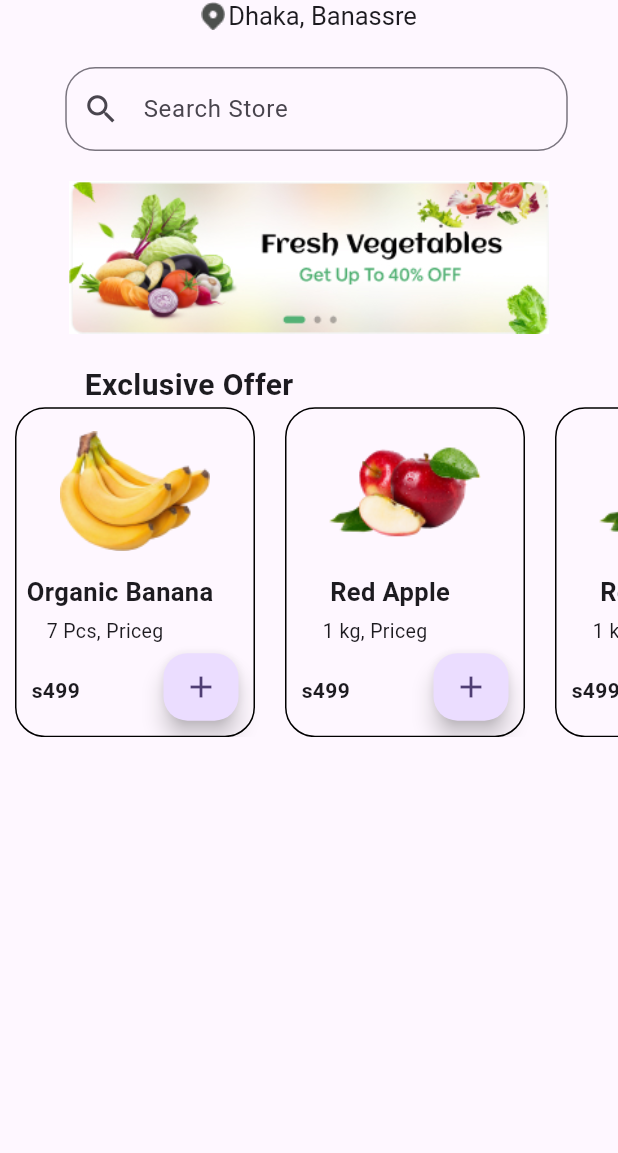
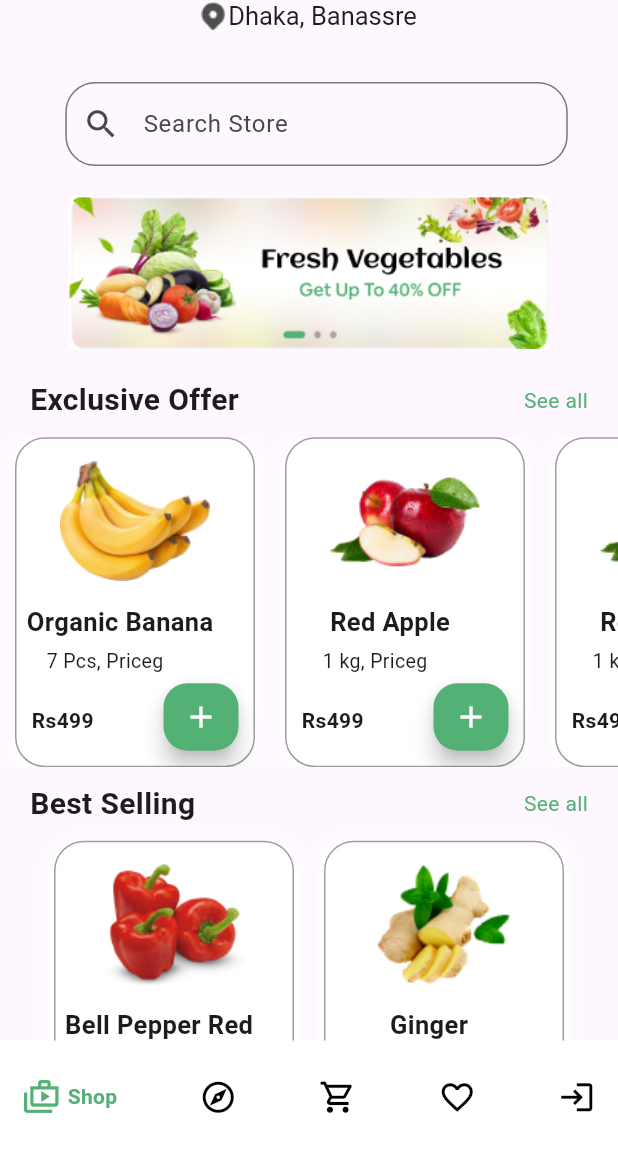
Before and after one commit to SyedEbad902/Grocery-App, a Flutter app: the HomeScreen screen opened directly, on a phone screen of 412 x 824 dp, the part 83-1236 px from its top. Run offline on Flutter 3.47's test engine with Material 3 defaults, Android fonts, the phone set to English and light mode, and no system bars; drawn by our look-alikes of google_nav_bar.

Commit message:
updated bottom navigation bar added

```diff
--- a/lib/custome_widgets.dart
+++ b/lib/custome_widgets.dart
@@ -1,3 +1,5 @@
+// ignore_for_file: prefer_typing_uninitialized_variables
+
 import 'package:flutter/material.dart';
 
 class CustomContainer extends StatelessWidget {
@@ -15,30 +17,38 @@ class CustomContainer extends StatelessWidget {
   @override
   Widget build(BuildContext context) {
     return Container(
-      margin: EdgeInsets.only(left: 10, right: 10),
+      margin: const EdgeInsets.only(left: 10, right: 10),
       height: 220,
       width: 160,
       decoration: BoxDecoration(
-          border: Border.all(color: Colors.black),
-          borderRadius: BorderRadius.circular(20)),
+        border: Border.all(color: Colors.grey),
+        borderRadius: BorderRadius.circular(20),
+        boxShadow: const [
+          BoxShadow(
+              color: Colors.white,
+              offset: Offset(0, 3),
+              blurRadius: 7,
+              spreadRadius: 4),
+        ],
+      ),
       child: Column(
         mainAxisAlignment: MainAxisAlignment.spaceEvenly,
         children: [
           Container(height: 100, child: Image.asset(image)),
           Padding(
-            padding: EdgeInsets.only(
+            padding: const EdgeInsets.only(
               right: 20,
             ),
             child: Text(
               name,
-              style: TextStyle(fontSize: 17, fontWeight: FontWeight.bold),
+              style: const TextStyle(fontSize: 17, fontWeight: FontWeight.bold),
             ),
           ),
           Padding(
-            padding: EdgeInsets.only(right: 40),
+            padding: const EdgeInsets.only(right: 40),
             child: Text(
               amount,
-              style: TextStyle(
+              style: const TextStyle(
                 fontSize: 13,
               ),
             ),
@@ -50,7 +60,7 @@ class CustomContainer extends StatelessWidget {
                 padding: const EdgeInsets.only(left: 10),
                 child: Text(
                   price,
-                  style: TextStyle(fontWeight: FontWeight.bold),
+                  style: const TextStyle(fontWeight: FontWeight.bold),
                 ),
               ),
               Container(
@@ -58,8 +68,12 @@ class CustomContainer extends StatelessWidget {
                 width: 60,
                 padding: const EdgeInsets.only(right: 10, bottom: 5),
                 child: FloatingActionButton(
+                  backgroundColor: const Color.fromRGBO(83, 177, 117, 5),
                   onPressed: () {},
-                  child: const Icon(Icons.add),
+                  child: const Icon(
+                    Icons.add,
+                    color: Colors.white,
+                  ),
                 ),
               )
             ],
--- a/lib/hom_screen.dart
+++ b/lib/hom_screen.dart
@@ -1,4 +1,5 @@
 import 'package:flutter/material.dart';
+import 'package:google_nav_bar/google_nav_bar.dart';
 import 'package:grocery_app/custome_widgets.dart';
 
 class HomeScreen extends StatefulWidget {
@@ -14,17 +15,46 @@ class _HomeScreenState extends State<HomeScreen> {
       'name': "Organic Banana",
       'amount': "7 Pcs, Priceg",
       "link": "assets/images/banana.png",
-      'price': "s499"
+      'price': "Rs499"
     },
     {
       'name': "Red Apple",
       'amount': "1 kg, Priceg",
       "link": "assets/images/apple.png",
+      'price': "Rs499"
+    },
+    {
+      'name': "Bell Pepper Red",
+      'amount': "1 kg, Priceg",
+      "link": "assets/images/Bell-pepper.png",
+      'price': "Rs499"
+    },
+    {
+      'name': "Ginger",
+      'amount': "250gm, Priceg",
+      "link": "assets/images/ginger.png",
       'price': "s499"
     }
   ];
+  @override
   Widget build(BuildContext context) {
     return Scaffold(
+      bottomNavigationBar: const GNav(
+        backgroundColor: Colors.white,
+        color: Colors.black,
+        activeColor: Color.fromRGBO(83, 177, 117, 5),
+        padding: EdgeInsets.symmetric(horizontal: 15, vertical: 25),
+        iconSize: 25,
+        gap: 5,
+        duration: Duration(milliseconds: 900),
+        tabs: [
+          GButton(icon: Icons.shop_2_outlined, text: "Shop"),
+          GButton(icon: Icons.explore_outlined, text: "Explore"),
+          GButton(icon: Icons.shopping_cart_outlined, text: "Cart"),
+          GButton(icon: Icons.favorite_outline, text: "Favroite"),
+          GButton(icon: Icons.login, text: "Account"),
+        ],
+      ),
       appBar: AppBar(
         centerTitle: true,
         title: Column(
@@ -49,13 +79,14 @@ class _HomeScreenState extends State<HomeScreen> {
         ),
         toolbarHeight: 100,
       ),
-      body: Column(
+      body: SingleChildScrollView(
+        child: Column(
           children: [
             Container(
               width: 345,
-            padding: const EdgeInsets.only(left: 10),
+              padding: const EdgeInsets.only(left: 10, top: 10),
               child: TextField(
-              obscureText: true,
+                // focusNode: _focusNode,
                 decoration: InputDecoration(
                     border: OutlineInputBorder(
                       borderRadius: BorderRadius.circular(20),
@@ -75,13 +106,26 @@ class _HomeScreenState extends State<HomeScreen> {
               width: 320,
             ),
             const SizedBox(height: 20),
+            Row(
+              mainAxisAlignment: MainAxisAlignment.spaceBetween,
+              children: [
                 Container(
-            margin: const EdgeInsets.only(right: 80),
-            padding: const EdgeInsets.only(right: 80),
+                  margin: const EdgeInsets.only(
+                    bottom: 10,
+                    left: 20,
+                  ),
                   child: const Text(
                     "Exclusive Offer",
                     style: TextStyle(fontSize: 20, fontWeight: FontWeight.bold),
                   ),
+                ),
+                Container(
+                    padding: const EdgeInsets.only(right: 20, bottom: 10),
+                    child: const Text(
+                      "See all",
+                      style: TextStyle(color: Color.fromRGBO(83, 177, 117, 5)),
+                    )),
+              ],
             ),
             SingleChildScrollView(
               scrollDirection: Axis.horizontal,
@@ -105,7 +149,45 @@ class _HomeScreenState extends State<HomeScreen> {
                       price: std[1]['price']),
                 ],
               ),
-          )
+            ),
+            Row(
+              mainAxisAlignment: MainAxisAlignment.spaceBetween,
+              children: [
+                Container(
+                  margin: const EdgeInsets.only(top: 10, left: 20, bottom: 10),
+                  child: const Text(
+                    "Best Selling",
+                    style: TextStyle(fontSize: 20, fontWeight: FontWeight.bold),
+                  ),
+                ),
+                Container(
+                    padding:
+                        const EdgeInsets.only(top: 10, right: 20, bottom: 10),
+                    child: const Text(
+                      "See all",
+                      style: TextStyle(color: Color.fromRGBO(83, 177, 117, 5)),
+                    ))
+              ],
+            ),
+            SingleChildScrollView(
+              scrollDirection: Axis.horizontal,
+              child: Row(
+                mainAxisAlignment: MainAxisAlignment.spaceEvenly,
+                children: [
+                  CustomContainer(
+                      image: std[2]['link'],
+                      name: std[2]['name'],
+                      amount: std[2]['amount'],
+                      price: std[2]['price']),
+                  CustomContainer(
+                      image: std[3]['link'],
+                      name: std[3]['name'],
+                      amount: std[3]['amount'],
+                      price: std[3]['price']),
+                ],
+              ),
+            ),
+
             // ListView.builder(
             //     scrollDirection: Axis.horizontal,
             //     shrinkWrap: true,
@@ -171,6 +253,7 @@ class _HomeScreenState extends State<HomeScreen> {
             //     }),
           ],
         ),
+      ),
     );
   }
 }
--- a/pubspec.yaml
+++ b/pubspec.yaml
@@ -35,6 +35,7 @@ dependencies:
   # The following adds the Cupertino Icons font to your application.
   # Use with the CupertinoIcons class for iOS style icons.
   cupertino_icons: ^1.0.2
+  google_nav_bar: ^5.0.6
 
 dev_dependencies:
   flutter_test:
```
Also changed, not shown: assets/images/Bell-pepper.png (added), assets/images/ginger.png (added), assets/images/shop-icon.png (added), pubspec.lock. Lines whose indentation alone changed are shown as unchanged.
